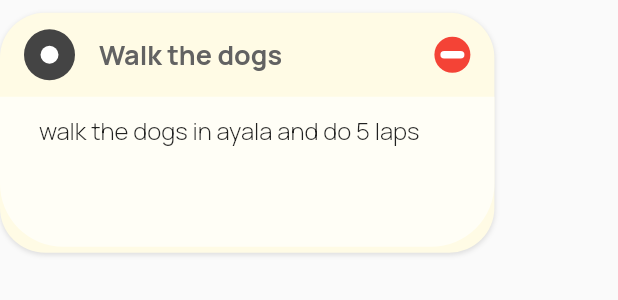
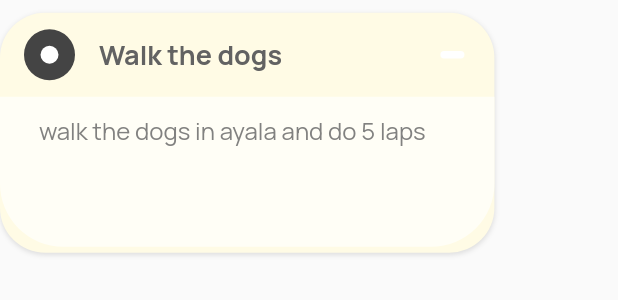
Before and after one commit to jamescasia/toodoo, a Flutter app: the TaskEntry widget shown alone on an empty page, opened directly with sample values from the repository, on a phone screen of 412 x 824 dp. Shown: the top 300 px of the screen. Run offline on Flutter 3.47's test engine with Material 2 defaults, Android fonts, the phone set to English and light mode, and no system bars; statements that could not run were skipped.

Commit message:
refactor(components)

```diff
--- a/lib/components/TaskEntry.dart
+++ b/lib/components/TaskEntry.dart
@@ -1,29 +1,22 @@
 import 'package:flutter/material.dart';
+import 'package:scoped_model/scoped_model.dart';
 
+import '../models/AppModel.dart';
 import '../models/Task.dart';
 import '../utils/Constants.dart';
 
-class TaskEntry extends StatefulWidget {
+class TaskEntry extends StatelessWidget {
   TaskEntry(this.task);
 
   Task task;
 
   @override
-  _TaskEntryState createState() => _TaskEntryState(this.task);
-}
-
-class _TaskEntryState extends State<TaskEntry> {
-  _TaskEntryState(this.task);
-
-  Task task;
-
-  @override
   Widget build(BuildContext context) {
+    return ScopedModelDescendant<AppModel>(builder: (context, child, appModel) {
       return InkWell(
         onTap: () {
-        setState(() {
           task.expanded = !task.expanded;
-        });
+          appModel.updateTask(task);
         },
         child: AnimatedContainer(
           height: task.expanded ? 160 : 60,
@@ -48,9 +41,9 @@ class _TaskEntryState extends State<TaskEntry> {
                 children: [
                   InkWell(
                     onTap: () {
-                    setState(() {
-                      task.done = !task.done;
-                    });
+                      if (!task.done) {
+                        appModel.showMarkDoneTaskModal(task);
+                      }
                     },
                     child: Container(
                         width: 34,
@@ -59,7 +52,8 @@ class _TaskEntryState extends State<TaskEntry> {
                             color: task.done
                                 ? Constants.doneColor
                                 : Constants.notDonecolor,
-                          borderRadius: BorderRadius.all(Radius.circular(999))),
+                            borderRadius:
+                                BorderRadius.all(Radius.circular(999))),
                         child: Center(
                           child: Container(
                             width: 12,
@@ -84,12 +78,14 @@ class _TaskEntryState extends State<TaskEntry> {
                   ),
                   Spacer(),
                   InkWell(
-                  onTap: () {},
+                    onTap: () {
+                      appModel.showDeleteTaskModal(task);
+                    },
                     child: Container(
                       width: 24,
                       height: 24,
                       decoration: BoxDecoration(
-                        color: Colors.red,
+                          color: Constants.delColor,
                           borderRadius: BorderRadius.all(Radius.circular(999))),
                       child: Center(
                           child: Container(
@@ -97,7 +93,8 @@ class _TaskEntryState extends State<TaskEntry> {
                         height: 5,
                         decoration: BoxDecoration(
                             color: Colors.white,
-                          borderRadius: BorderRadius.all(Radius.circular(999))),
+                            borderRadius:
+                                BorderRadius.all(Radius.circular(999))),
                       )),
                     ),
                   )
@@ -120,12 +117,14 @@ class _TaskEntryState extends State<TaskEntry> {
                           style: TextStyle(
                               fontFamily: 'Manrope',
                               fontSize: 16,
-                            fontWeight: FontWeight.w300),
+                              color: Constants.textColor.withOpacity(0.8),
+                              fontWeight: FontWeight.w400),
                         )),
                   )
                 : SizedBox()
           ]),
         ),
       );
+    });
   }
 }
```
Also changed, not shown: lib/components/LabelChip.dart (+7 -6 lines). Lines whose indentation alone changed are shown as unchanged.
